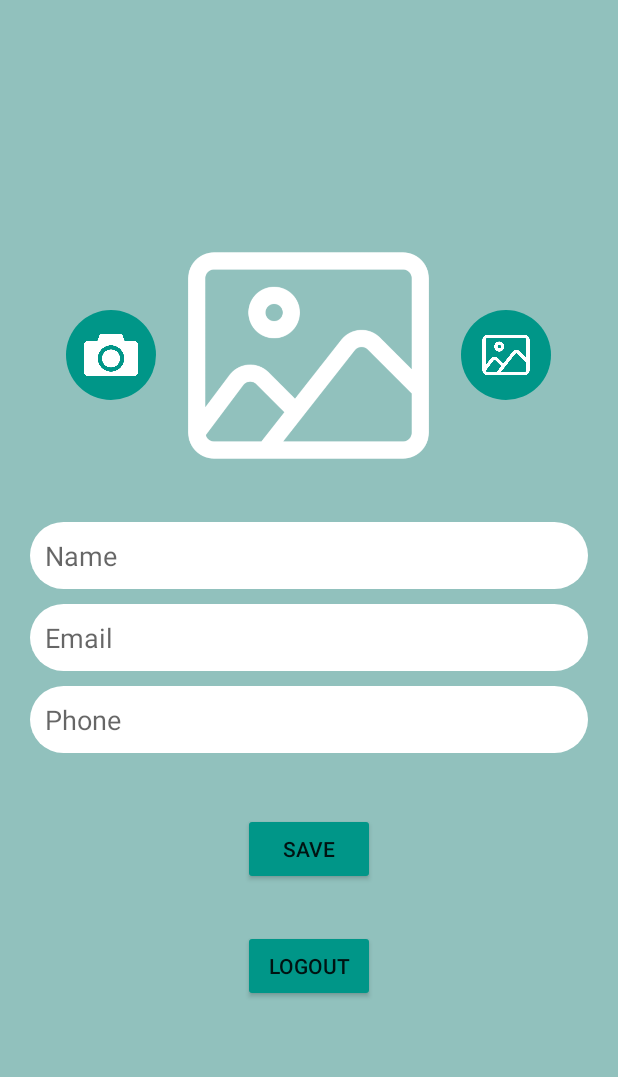
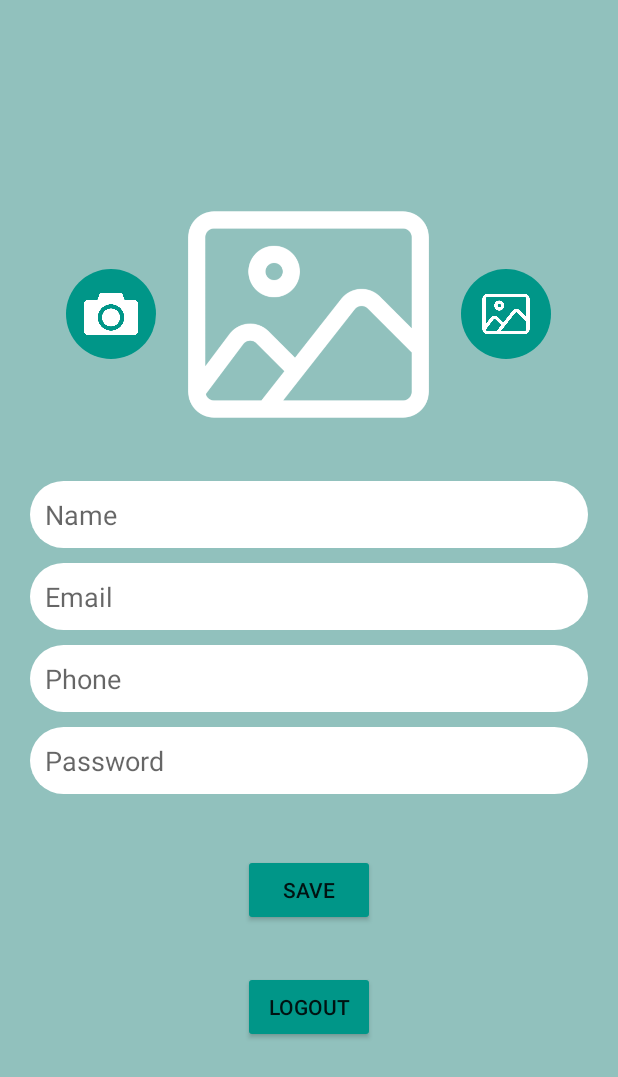
Before and after one commit to Intro-CompuMovil/CITYCRATER, an Android app: the ProfileActivity screen opened directly, with no data from a screen before it, on a phone screen of 412 x 824 dp. Shown: the top 1077 px of the screen. Run offline under Robolectric (Android 15) with nearby library versions, the phone set to English and light mode, and no system bars; our stand-ins replace Firebase (no records; nobody signed in at launch, a user with empty details on screens opened directly); pictures from the network do not load; 4 statements that could not run were skipped.

Commit message:
actualizar UI admin

```diff
--- a/cc-master/app/src/main/java/com/example/citycrater/ProfileActivity.kt
+++ b/cc-master/app/src/main/java/com/example/citycrater/ProfileActivity.kt
@@ -336,7 +336,7 @@ class ProfileActivity : AppCompatActivity() {
 
     fun updateUser(){
         //Agregar datos a realtime Database
-        var userObject : User? = User()
+        var userObject : User?
         myRef = database.getReference("users/${auth.currentUser!!.uid}")
         val db = database.getReference("users/${auth.currentUser!!.uid}")
         db.addListenerForSingleValueEvent(object : ValueEventListener {
--- a/cc-master/app/src/main/java/com/example/citycrater/model/User.kt
+++ b/cc-master/app/src/main/java/com/example/citycrater/model/User.kt
@@ -7,8 +7,6 @@ class User {
     var password: String = ""
     var usertype: String = ""
     var photo: String = ""
-
-    constructor() // Constructor sin argumentos
 
     constructor() {
         this.name = ""
--- a/cc-master/app/src/main/res/layout/activity_profile.xml
+++ b/cc-master/app/src/main/res/layout/activity_profile.xml
@@ -89,6 +89,16 @@
             android:background="@drawable/absolute_round_corner"
             android:backgroundTint="@color/white"/>
 
+        <EditText
+            android:id="@+id/txtPassword"
+            android:layout_width="match_parent"
+            android:layout_height="wrap_content"
+            android:padding="10dp"
+            android:layout_marginBottom="10dp"
+            android:hint="Password"
+            android:inputType="textPassword"
+            android:background="@drawable/absolute_round_corner"
+            android:backgroundTint="@color/white"/>
 
 
         <Button
```
